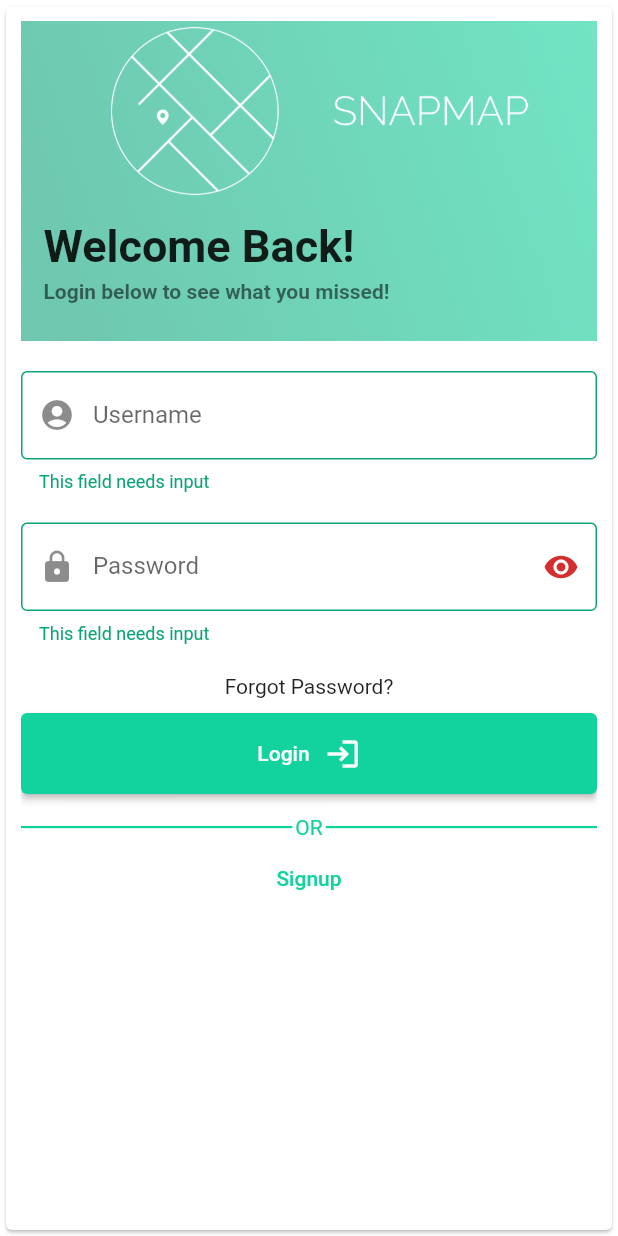
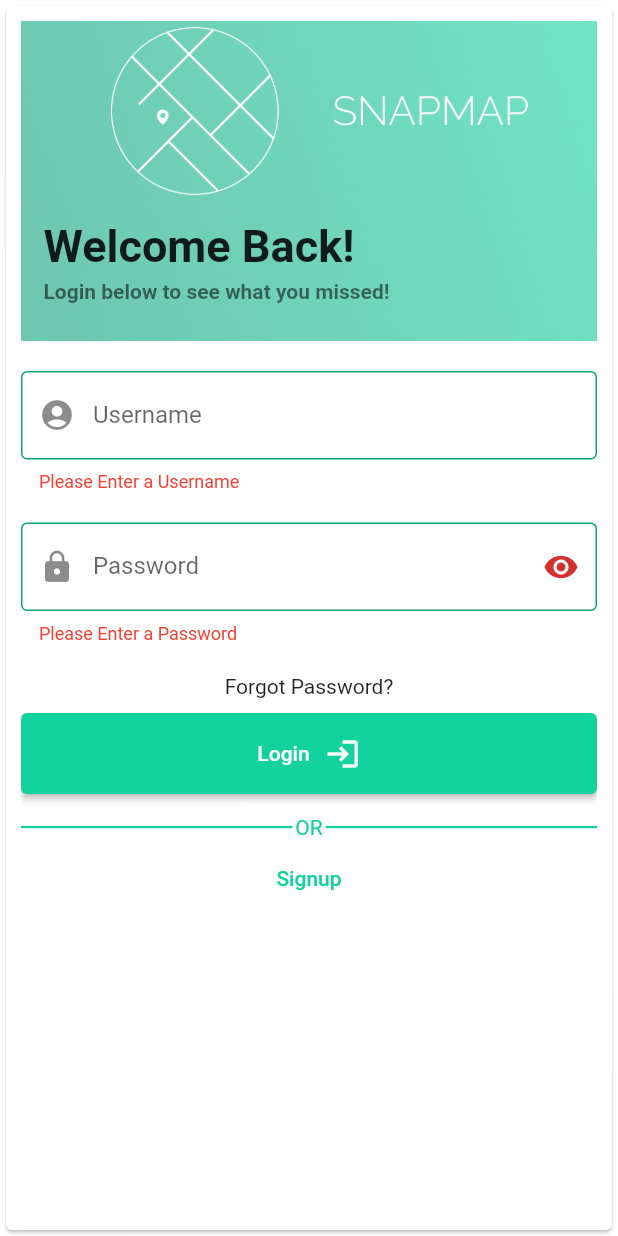
Before and after one commit to CSCI4100U-Mobile-Dev-Group10/Snapmap, a Flutter app: the screen it shows after launch, scrolled down 60 dp, after a tap on "Login", on a phone screen of 412 x 824 dp. Run offline on Flutter 3.47's test engine with Material 2 defaults, Android fonts, the phone set to English and light mode, and no system bars; our stand-ins replace camera, cloud_firestore, firebase_core, firebase_storage, flutter_map, geolocator and 5 more; missing offline and left inert: camera_web, cloud_firestore_web, firebase_core_web, firebase_storage_web, geolocator_web, image_picker_for_web and 1 more; accounts and stored records are empty.

Commit message:
change error message and revert back to red colour

```diff
--- a/lib/widgets/organisms/auth/login_form.dart
+++ b/lib/widgets/organisms/auth/login_form.dart
@@ -73,14 +73,14 @@ class _LoginFormState extends State<LoginForm> {
                     decoration: const InputDecoration(
                       errorBorder: OutlineInputBorder(
                           borderSide: BorderSide(color: Color(0xFF0EA47A))),
-                      errorStyle: TextStyle(color: Color(0xFF0EA47A)),
+                      errorStyle: TextStyle(color: Colors.red),
                       prefixIcon: Icon(Icons.account_circle),
                       labelText: "Username",
                       border: OutlineInputBorder(),
                     ),
                     validator: (value) {
                       if (value == null || value.isEmpty) {
-                        return 'This field needs input';
+                        return 'Please Enter a Username';
                       }
                       return null;
                     },
@@ -95,7 +95,7 @@ class _LoginFormState extends State<LoginForm> {
                       decoration: const InputDecoration(
                         errorBorder: OutlineInputBorder(
                             borderSide: BorderSide(color: Color(0xFF0EA47A))),
-                        errorStyle: TextStyle(color: Color(0xFF0EA47A)),
+                        errorStyle: TextStyle(color: Colors.red),
                         prefixIcon: Icon(Icons.alternate_email),
                         labelText: "Email",
                         border: OutlineInputBorder(),
@@ -103,7 +103,7 @@ class _LoginFormState extends State<LoginForm> {
                       validator: (value) {
                         // check to see if email for sign up is valid
                         if (value == null || value.isEmpty) {
-                          return 'This field needs input';
+                          return 'Please Enter an Email Address';
                         } else if (!emailValidator(value)) {
                           return 'Enter valid email';
                         } else {
@@ -123,7 +123,7 @@ class _LoginFormState extends State<LoginForm> {
                     decoration: InputDecoration(
                       errorBorder: const OutlineInputBorder(
                           borderSide: BorderSide(color: Color(0xFF0EA47A))),
-                      errorStyle: const TextStyle(color: Color(0xFF0EA47A)),
+                      errorStyle: const TextStyle(color: Colors.red),
                       labelText: "Password",
                       prefixIcon: const Icon(Icons.lock),
                       border: const OutlineInputBorder(),
@@ -139,7 +139,7 @@ class _LoginFormState extends State<LoginForm> {
                     ),
                     validator: (value) {
                       if (value == null || value.isEmpty) {
-                        return 'This field needs input';
+                        return 'Please Enter a Password';
                       }
                       return null;
                     },
@@ -157,14 +157,14 @@ class _LoginFormState extends State<LoginForm> {
                       decoration: const InputDecoration(
                         errorBorder: OutlineInputBorder(
                             borderSide: BorderSide(color: Color(0xFF0EA47A))),
-                        errorStyle: TextStyle(color: Color(0xFF0EA47A)),
+                        errorStyle: TextStyle(color: Colors.red),
                         labelText: "Confirm Password",
                         prefixIcon: Icon(Icons.lock),
                         border: OutlineInputBorder(),
                       ),
                       validator: (value) {
                         if (value == null || value.isEmpty) {
-                          return 'This field needs input';
+                          return 'Please Confirm Your Password';
                         }
                         return null;
                       },
@@ -250,7 +250,7 @@ class _LoginFormState extends State<LoginForm> {
                             if (returnValue == false) {
                               // if the login fails (user does not exist) or entered wrong password
                               errorText =
-                                  'login attempt failed email or password is wrong';
+                                  'Login Attempt Failed. Email or Password Incorrect';
                               errorExists = true;
                               setState(() {});
                             } else {
```
